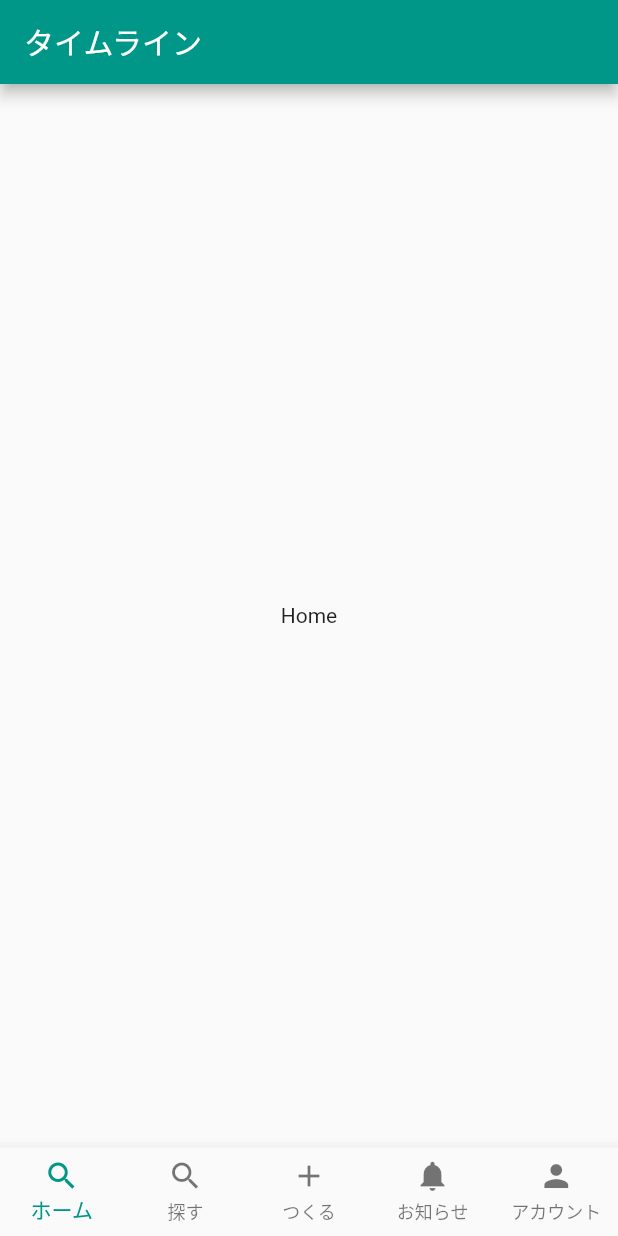
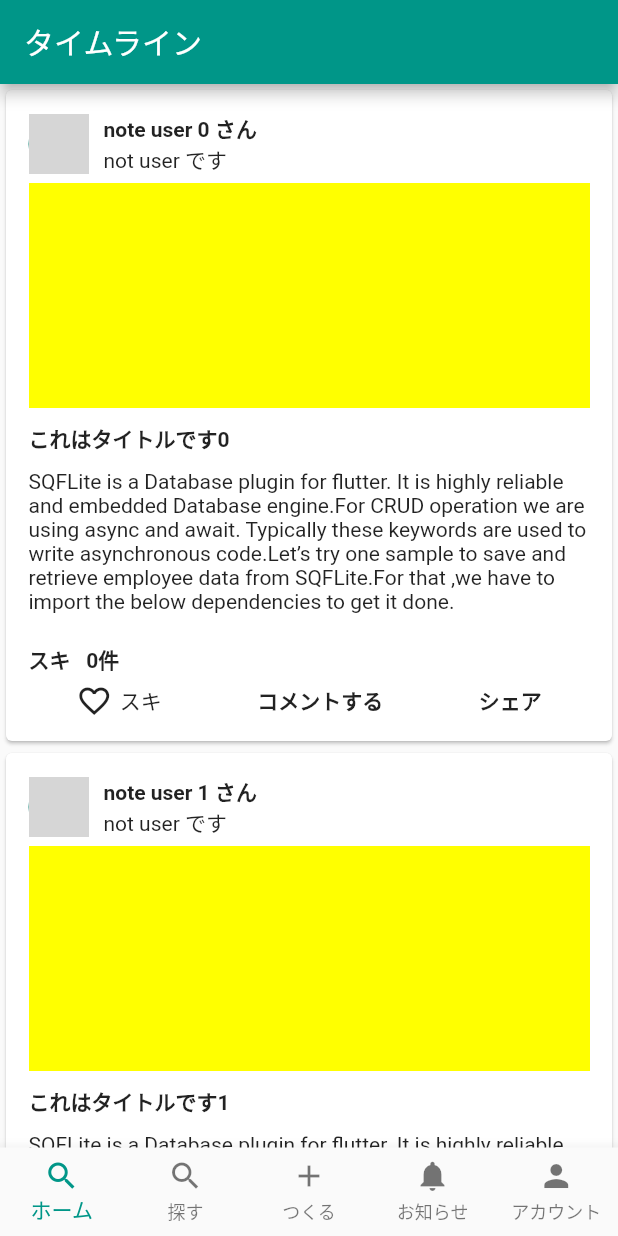
Before and after one commit to nozo-moto/firebase_try, a Flutter app: the screen it shows after launch, on a phone screen of 412 x 824 dp. Run offline on Flutter 3.47's test engine with Material 2 defaults, Android fonts, the phone set to English and light mode, and no system bars; grey boxes are pictures that could not be loaded.

Commit message:
add home

```diff
--- a/lib/ui/home.dart
+++ b/lib/ui/home.dart
@@ -12,8 +12,54 @@ class _HomeState extends State<Home> {
       appBar: AppBar(
         title: new Text("タイムライン"),
       ),
-      body: Center(
-        child: Text("Home"),
+      body: ListView(
+        children: List.generate(10, (index) {
+          return _cardView(index);
+        }),
+      ),
+    );
+  }
+
+  Widget _cardView(int index) {
+    return Card(
+      child: Container(
+        margin: EdgeInsets.all(15.0),
+        child: Column(
+          crossAxisAlignment: CrossAxisAlignment.stretch,
+          children: <Widget>[
+            Row(
+              children: <Widget>[
+                CircleAvatar(backgroundImage: AssetImage("asset/hoge.png"),),
+                SizedBox(width: 10.0),
+                Column(
+                  crossAxisAlignment: CrossAxisAlignment.start,
+                  children: <Widget>[
+                    Text("note user $index さん", style: TextStyle(fontWeight: FontWeight.bold),),
+                    Text("not user です")
+                  ],
+                )
+              ],
+            ),
+            SizedBox(height: 5.0,),
+            Image.asset("assets/$index.png", fit: BoxFit.cover, height: 150.0,),
+            SizedBox(height: 10.0,),
+            Text("これはタイトルです$index", style: TextStyle(fontWeight: FontWeight.bold),),
+            SizedBox(height: 10.0,),
+            Text("SQFLite is a Database plugin for flutter. It is highly reliable and embedded Database engine.For CRUD operation we are using async and await. Typically these keywords are used to write asynchronous code.Let’s try one sample to save and retrieve employee data from SQFLite.For that ,we have to import the below dependencies to get it done."),
+            SizedBox(height: 20.0,),
+            Text("スキ   $index件", style: TextStyle(fontWeight: FontWeight.bold),),
+            SizedBox(height: 5.0,),
+            Row(
+              mainAxisAlignment: MainAxisAlignment.spaceAround,
+              children: <Widget>[
+                Row(mainAxisAlignment: MainAxisAlignment.center,
+                  children: <Widget>[Icon(Icons.favorite_border),SizedBox(width: 5.0,), Text("スキ")],),
+                Text("コメントする", style: TextStyle(fontWeight: FontWeight.bold),),
+                Text("シェア", style: TextStyle(fontWeight: FontWeight.bold),),
+              ],
+            )
+          ],
+        ),
       ),
     );
   }
```
Also changed, not shown: lib/ui/account.dart (+86 -2 lines), pubspec.yaml (+12 -46 lines).
